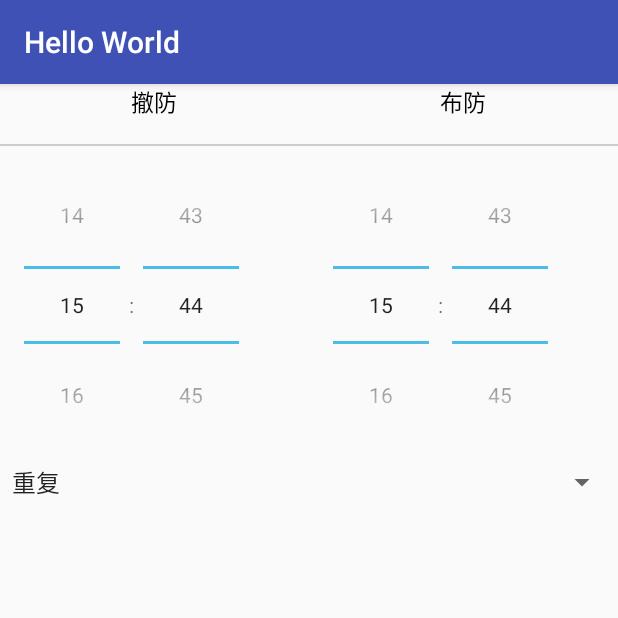
After one commit to JoJoNIT/hello-world, an Android app: the TimePickerActivity screen opened directly, with no data from a screen before it, on a phone screen of 412 x 824 dp, the top half of it. The commit adds this screen. Run offline under Robolectric (Android 15) with nearby library versions, the phone set to English and light mode, and no system bars.

Commit message:
new TimePicker

```diff
--- a/app/build.gradle
+++ b/app/build.gradle
@@ -3,6 +3,7 @@ apply plugin: 'com.android.application'
 android {
     compileSdkVersion 28
     defaultConfig {
+
         applicationId "com.example.helloworld"
         minSdkVersion 21
         targetSdkVersion 28
@@ -28,4 +29,7 @@ dependencies {
     androidTestImplementation 'com.android.support.test:runner:1.0.2'
     androidTestImplementation 'com.android.support.test.espresso:espresso-core:3.0.2'
     implementation project(':zxinglib')
+    compile 'com.android.support:appcompat-v7:28'
+    compile 'com.contrarywind:wheelview:4.0.8'
+    compile 'com.wdullaer:materialdatetimepicker:3.6.3'
 }
--- a/app/src/main/AndroidManifest.xml
+++ b/app/src/main/AndroidManifest.xml
@@ -23,7 +23,8 @@
         <activity android:name=".RadioButtonActivity" />
         <activity android:name=".CheckBoxActivity" />
         <activity android:name=".SpinnerActivity" />
-        <activity android:name=".MyActivity"></activity>
+        <activity android:name=".MyActivity" />
+        <activity android:name=".TimePickerActivity" />
     </application>
 
 </manifest>
--- /dev/null
+++ b/app/src/main/java/com/example/helloworld/TimePickerActivity.java
@@ -0,0 +1,144 @@
+package com.example.helloworld;
+
+import android.animation.TimeInterpolator;
+import android.app.Activity;
+import android.app.TimePickerDialog;
+import android.content.res.Resources;
+import android.graphics.drawable.ColorDrawable;
+import android.icu.text.NumberFormat;
+import android.support.v4.content.ContextCompat;
+import android.support.v7.app.AlertDialog;
+import android.support.v7.app.AppCompatActivity;
+import android.os.Bundle;
+import android.util.Log;
+import android.view.View;
+import android.widget.AdapterView;
+import android.widget.ArrayAdapter;
+import android.widget.EditText;
+import android.widget.NumberPicker;
+import android.widget.Spinner;
+import android.widget.TimePicker;
+import android.widget.Toast;
+
+
+import java.lang.reflect.Field;
+import java.sql.Time;
+import java.util.Arrays;
+
+
+public class TimePickerActivity extends AppCompatActivity {
+//        implements TimePickerDialog.OnTimeSetListener{
+
+
+     private static final String TAG = "TimePickerActivity";
+    private Spinner spinner;
+    private TimePicker tp1,tp2;
+
+
+//    public void onTimeSet(RadialPickerLayout view,int hourOfDay,int minute,int second){
+//        String time = "You picker the following time:"+hourOfDay+"h"+minute+"m"+second;
+//    }
+    protected void onCreate(Bundle savedInstanceState) {
+        super.onCreate(savedInstanceState);
+        setContentView(R.layout.activity_time_picker);
+
+        tp1 = (TimePicker)findViewById(R.id.tp1);
+        tp1.setIs24HourView(true);
+        tp2 = (TimePicker)findViewById(R.id.tp2);
+        tp2.setIs24HourView(true);
+        tp1.setOnTimeChangedListener(new TimePicker.OnTimeChangedListener() {
+            @Override
+            public void onTimeChanged(TimePicker timePicker, int i, int i1) {
+                Log.e(TAG, "onTimeChanged: "+i );
+            //    Toast.makeText(getApplicationContext(),i,Toast.LENGTH_LONG).show();
+            }
+        });
+        Resources systemResources = Resources.getSystem();
+        int hourNumberPickerId = systemResources.getIdentifier("hour","id","android");
+        int minuteNumberPickerId = systemResources.getIdentifier("minute","id","android");
+        NumberPicker hourNumberPicker = (NumberPicker) tp1.findViewById(hourNumberPickerId);
+        NumberPicker minuteNumberPicker = (NumberPicker) tp1.findViewById(minuteNumberPickerId);
+        setNumberPickerDivider( hourNumberPicker);
+        setNumberPickerDivider(  minuteNumberPicker);
+        NumberPicker hourNumberPicker2 = (NumberPicker) tp2.findViewById(hourNumberPickerId);
+        NumberPicker minuteNumberPicker2 = (NumberPicker) tp2.findViewById(minuteNumberPickerId);
+        setNumberPickerDivider( hourNumberPicker2);
+        setNumberPickerDivider(  minuteNumberPicker2);
+//        String[] Time = initTime();
+//        WheelView wheelView1 = findViewById(R.id.wheel_view_wv1);
+//        wheelView1.setOffset(1);
+//        wheelView1.setItems(Arrays.asList(Time));
+//        wheelView1.setOnWheelViewListener(new WheelView.OnWheelViewListener() {
+//            public void onSelected(int selectedIndex, String item) {
+//                Log.d(TAG, "selectedIndex:" + selectedIndex + ",item:" + item);
+//            }
+//        });
+//        WheelView wheelView = findViewById(R.id.wheel_view_wv);
+//        wheelView.setOffset(1);
+//        wheelView.setItems(Arrays.asList(Time));
+//        wheelView.setOnWheelViewListener(new WheelView.OnWheelViewListener() {
+//            public void onSelected(int selectedIndex, String item) {
+//                Log.d(TAG, "selectedIndex:" + selectedIndex + ",item:" + item);
+//            }
+//        });
+
+        String[] ctype = new String[]{"重复", "每日", "工作日", "自定义"};
+        final ArrayAdapter<String> adapter = new ArrayAdapter<String>(this, android.R.layout.simple_spinner_item, ctype);  //创建一个数组适配器
+        adapter.setDropDownViewResource(android.R.layout.simple_gallery_item);     //设置下拉列表框的下拉选项样式
+        spinner = findViewById(R.id.spinner);
+        spinner.setAdapter(adapter);
+        spinner.setOnItemSelectedListener(new AdapterView.OnItemSelectedListener() {
+            @Override
+            public void onItemSelected(AdapterView<?> parent, View view, int position, long id) {
+                String cardNumber = spinner.getSelectedItem().toString();
+
+
+            }
+
+            @Override
+            public void onNothingSelected(AdapterView<?> parent) {
+
+            }
+        });
+
+
+    }
+
+//    @Override
+//    public void onTimeSet(TimePicker timePicker, int i, int i1) {
+//        String time = "You picked the following time: "+i+"h"+i1+"m";
+//        Log.e(TAG, "onTimeSet: "+time );
+//    }
+
+//    private String[] initTime() {
+//        String[] time = new String[48];
+//        for (int i = 0; i < 24; i++) {
+//            String hour = String.valueOf(i);
+//            if (i < 10) {
+//                hour = "0" + hour;
+//            }
+//            time[i * 2] = hour + ":00";
+//            time[i * 2 + 1] = hour + ":30";
+//        }
+//        return time;
+//    }
+
+    private void setNumberPickerDivider(NumberPicker numberPicker) {
+        final int count = numberPicker.getChildCount();
+        for(int i = 0; i < count; i++){
+            try{
+                Field dividerField = numberPicker.getClass().getDeclaredField("mSelectionDivider");
+                dividerField.setAccessible(true);
+                ColorDrawable colorDrawable = new ColorDrawable(
+                        ContextCompat.getColor(this, android.R.color.holo_blue_light));
+                dividerField.set(numberPicker,colorDrawable);
+                numberPicker.invalidate();
+            }
+            catch(NoSuchFieldException | IllegalAccessException | IllegalArgumentException e){
+                Log.w("setNumberPickerTxtClr", e);
+            }
+        }
+    }
+
+
+}
--- a/app/src/main/res/layout/activity_main.xml
+++ b/app/src/main/res/layout/activity_main.xml
@@ -45,4 +45,10 @@
     android:layout_height="wrap_content"
     android:text="My"
     android:textAllCaps="false"/>
+<Button
+    android:id="@+id/btn_timepicker"
+    android:layout_width="match_parent"
+    android:layout_height="wrap_content"
+    android:text="TimePicker"
+    android:textAllCaps="false"/>
     </LinearLayout>
--- /dev/null
+++ b/app/src/main/res/layout/activity_time_picker.xml
@@ -0,0 +1,91 @@
+<?xml version="1.0" encoding="utf-8"?>
+<LinearLayout xmlns:android="http://schemas.android.com/apk/res/android"
+    xmlns:app="http://schemas.android.com/apk/res-auto"
+    xmlns:tools="http://schemas.android.com/tools"
+    android:layout_width="match_parent"
+    android:layout_height="match_parent"
+    tools:context=".TimePickerActivity"
+    android:orientation="vertical">
+    <LinearLayout
+        android:layout_width="match_parent"
+        android:layout_height="wrap_content"
+        android:orientation="horizontal">
+        <LinearLayout
+            android:layout_width="wrap_content"
+            android:layout_height="wrap_content"
+            android:layout_weight="1"
+            android:orientation="vertical">
+            <TextView
+                android:id="@+id/tv_cancel"
+                android:layout_width="wrap_content"
+                android:layout_height="40dp"
+                android:text="撤防"
+                android:layout_gravity="center_horizontal"
+                android:textColor="#000"
+                android:textSize="15sp"/>
+            <View
+                android:layout_width="wrap_content"
+                android:layout_height="1dp"
+                android:background="#ccc"
+                />
+            <TimePicker
+                android:id="@+id/tp1"
+                android:layout_width="wrap_content"
+                android:layout_height="wrap_content"
+                android:headerBackground="#09c"
+                android:timePickerMode="spinner"
+                >
+        </TimePicker>
+            <!--<com.example.helloworld.WheelView-->
+                <!--android:id="@+id/wheel_view_wv1"-->
+                <!--android:layout_width="match_parent"-->
+                <!--android:layout_height="wrap_content"-->
+                <!--/>-->
+
+        </LinearLayout>
+        <LinearLayout
+            android:layout_width="wrap_content"
+            android:layout_height="wrap_content"
+            android:layout_weight="1"
+            android:orientation="vertical">
+            <TextView
+                android:id="@+id/tv_set"
+                android:layout_width="wrap_content"
+                android:layout_height="40dp"
+                android:text="布防"
+                android:layout_gravity="center_horizontal"
+                android:textColor="#000"
+                android:textSize="15sp"/>
+            <View
+                android:layout_width="wrap_content"
+                android:layout_height="1dp"
+                android:background="#ccc"
+                />
+
+            <TimePicker
+                android:id="@+id/tp2"
+                android:layout_width="wrap_content"
+                android:layout_height="wrap_content"
+                android:headerBackground="#09c"
+                android:timePickerMode="spinner">
+            </TimePicker>
+            <!--<com.example.helloworld.WheelView-->
+                <!--android:id="@+id/wheel_view_wv"-->
+                <!--android:layout_width="match_parent"-->
+                <!--android:layout_height="wrap_content"-->
+                <!--/>-->
+
+
+
+
+        </LinearLayout>
+    </LinearLayout>
+
+    <Spinner
+        android:id="@+id/spinner"
+        android:layout_width="match_parent"
+        android:layout_height="wrap_content"
+        android:spinnerMode="dropdown">
+
+    </Spinner>
+</LinearLayout>
```
Also changed, not shown: app/src/main/java/com/example/helloworld/MainActivity.java (+6 -1 lines), app/src/main/java/com/example/helloworld/WheelView.java (added, +431 -0 lines).
